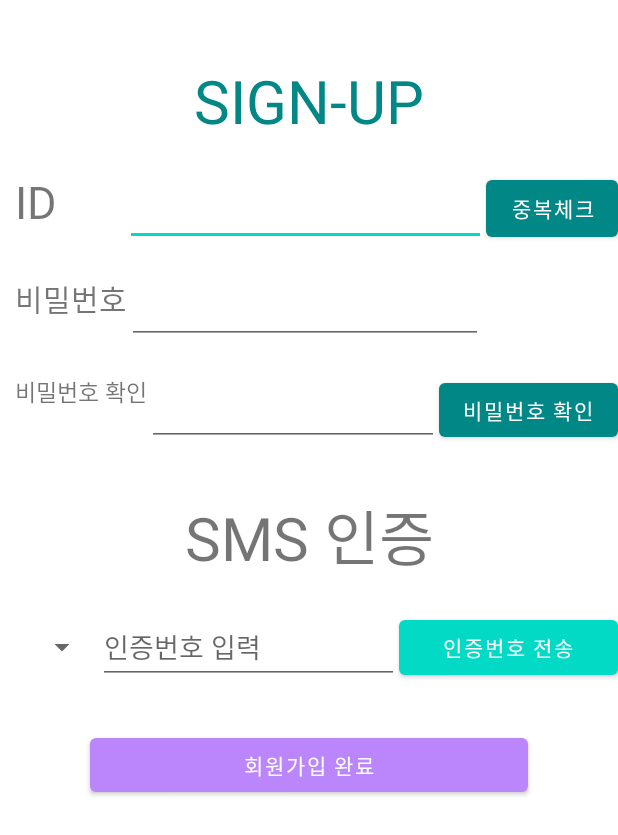
After one commit to Bros4Kkun/Front-end, an Android app: the layout activity_singup.xml on its own in the app's theme, with its tools: preview values and no code run, on a phone screen of 412 x 824 dp. The commit adds this screen. Shown: the top 835 px of the screen. Run offline under Robolectric (Android 15) with nearby library versions, the phone set to English and light mode, and no system bars.

Commit message:
Feat:로그인/회원가입 프래그먼트 추가

```diff
--- a/app/src/main/AndroidManifest.xml
+++ b/app/src/main/AndroidManifest.xml
@@ -17,7 +17,7 @@
         android:usesCleartextTraffic="true">
 
         <activity android:name=".MainActivity"
-            android:theme="@style/SplashTheme">
+            android:theme="@android:style/Theme.NoTitleBar">
 
             <intent-filter>
                 <action android:name="android.intent.action.MAIN" />
--- /dev/null
+++ b/app/src/main/res/layout/activity_singup.xml
@@ -0,0 +1,140 @@
+<?xml version="1.0" encoding="utf-8"?>
+<androidx.constraintlayout.widget.ConstraintLayout
+    xmlns:android="http://schemas.android.com/apk/res/android"
+    xmlns:app="http://schemas.android.com/apk/res-auto"
+    android:layout_width="match_parent"
+    android:layout_height="match_parent">
+
+    <LinearLayout
+        android:layout_width="match_parent"
+        android:layout_height="match_parent"
+        android:orientation="vertical">
+
+    <TextView
+        android:layout_width="match_parent"
+        android:layout_height="wrap_content"
+        android:layout_marginTop="40dp"
+        android:gravity="center_horizontal"
+
+        android:text="@string/signup"
+        android:textSize="40sp"
+        android:textColor="@color/teal_700"/>
+
+        <LinearLayout
+            android:layout_width="match_parent"
+            android:layout_height="wrap_content"
+            android:layout_marginTop="20dp"
+            android:orientation="horizontal">
+            <TextView
+                android:layout_marginLeft="10dp"
+                android:layout_width="wrap_content"
+                android:layout_height="match_parent"
+                android:textSize="30sp"
+                android:inputType="text"
+                android:text="@string/signup_id"/>
+            <EditText
+                android:id="@+id/si_id"
+                android:layout_marginLeft="45dp"
+                android:layout_width="wrap_content"
+                android:layout_height="match_parent"
+                android:layout_weight="1"/>
+
+            <Button
+                android:id="@+id/si_ch"
+                android:layout_width="wrap_content"
+                android:layout_height="match_parent"
+                android:text="@string/idcheck"
+                app:backgroundTint="@color/teal_700" />
+
+        </LinearLayout>
+        <LinearLayout
+            android:layout_width="match_parent"
+            android:layout_height="wrap_content"
+            android:layout_marginTop="20dp"
+            android:orientation="horizontal">
+            <TextView
+                android:layout_marginLeft="10dp"
+                android:layout_width="wrap_content"
+                android:layout_height="match_parent"
+                android:textSize="20sp"
+                android:text="@string/signup_pw"/>
+            <EditText
+                android:id="@+id/si_pw"
+                android:layout_width="wrap_content"
+                android:layout_height="match_parent"
+                android:layout_weight="1"
+                android:inputType="textPassword"
+                android:layout_marginRight="90dp"/>
+        </LinearLayout>
+        <LinearLayout
+            android:layout_width="match_parent"
+            android:layout_height="wrap_content"
+            android:layout_marginTop="20dp"
+            android:orientation="horizontal">
+            <TextView
+                android:layout_marginLeft="10dp"
+                android:layout_width="wrap_content"
+                android:layout_height="match_parent"
+                android:textSize="15sp"
+                android:text="@string/signup_pwch"/>
+            <EditText
+                android:id="@+id/si_pwch"
+                android:layout_width="wrap_content"
+                android:layout_height="match_parent"
+                android:inputType="textPassword"
+                android:layout_weight="1"/>
+
+            <Button
+                android:id="@+id/si_pwch_bu"
+                android:layout_width="wrap_content"
+                android:layout_height="match_parent"
+                android:text="@string/signup_pwch"
+                app:backgroundTint="@color/teal_700" />
+
+        </LinearLayout>
+
+        <TextView
+            android:layout_width="match_parent"
+            android:layout_height="wrap_content"
+            android:layout_marginTop="30dp"
+            android:text="@string/si_ve"
+            android:gravity="center_horizontal"
+            android:textSize="40sp"/>
+        <LinearLayout
+            android:layout_width="match_parent"
+            android:layout_height="wrap_content"
+            android:layout_marginTop="20dp"
+            android:orientation="horizontal">
+            <androidx.appcompat.widget.AppCompatSpinner
+                android:id="@+id/si_ve_sp"
+                android:layout_width="wrap_content"
+                android:layout_weight="2"
+                android:layout_height="match_parent"/>
+            <EditText
+                android:id="@+id/si_ve_nu"
+                android:layout_width="wrap_content"
+                android:layout_height="match_parent"
+                android:layout_weight="10"
+                android:hint="인증번호 입력"
+                />
+
+            <Button
+                android:id="@+id/si_ve_ch"
+                android:layout_width="wrap_content"
+                android:layout_height="match_parent"
+                android:text="@string/si_ve_se"
+                android:layout_weight="3"
+                app:backgroundTint="@color/teal_200" />
+        </LinearLayout>
+
+        <Button
+            android:id="@+id/si_com_bt"
+            android:layout_width="match_parent"
+            android:layout_height="wrap_content"
+            android:layout_marginLeft="60dp"
+            android:layout_marginTop="30dp"
+            android:layout_marginRight="60dp"
+            android:text="@string/si_com"
+            app:backgroundTint="@color/purple_200" />
+    </LinearLayout>
+</androidx.constraintlayout.widget.ConstraintLayout>
--- a/app/src/main/res/values/strings.xml
+++ b/app/src/main/res/values/strings.xml
@@ -4,5 +4,17 @@
 
 현황
 </string>
-
+<string name ="login_text">LOG-IN</string>
+<string name ="or_login">요청자로 로그인</string>
+<string name ="pe_login">수행자로 로그인</string>
+<string name = "login_guess">아직 계정이 없으십니까?</string>
+    <string name="sign_up">회원가입</string>
+    <string name="signup">SIGN-UP</string>
+    <string name = "signup_id">ID</string>
+    <string name ="idcheck">중복체크</string>
+    <string name = "signup_pw">비밀번호</string>
+    <string name="signup_pwch">비밀번호 확인</string>
+    <string name="si_ve">SMS 인증</string>
+    <string name="si_ve_se">인증번호 전송</string>
+<string name="si_com">회원가입 완료</string>
 </resources>
```
Also changed, not shown: app/src/main/res/layout/activity_login.xml (added, +96 -0 lines).
